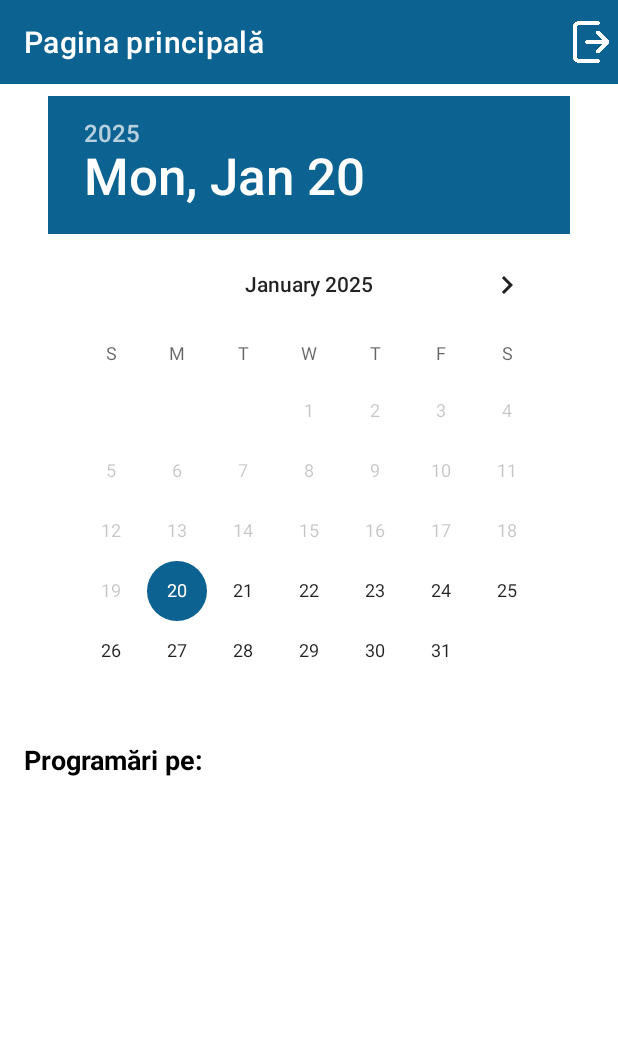
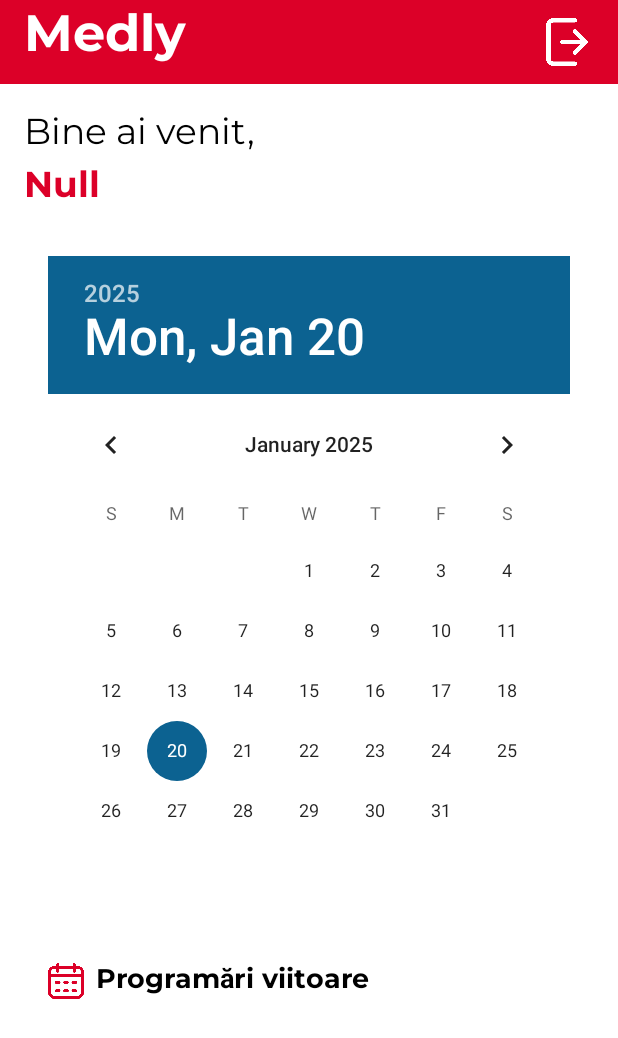
Before and after one commit to AndreiSavaC/Medly, an Android app: the DoctorLandingActivity screen opened directly, with no data from a screen before it, on a phone screen of 412 x 824 dp. Shown: the top 1038 px of the screen. Run offline under Robolectric (Android 15) with nearby library versions, the phone set to English and light mode, and no system bars; 1 statement that could not run was skipped.

Commit message:
Refactored stupid DoctorLandingView, courtesy of Sava. Restyled elements.

```diff
--- a/AndroidApp/app/src/main/java/com/example/androidapp/PatientLandingActivity.kt
+++ b/AndroidApp/app/src/main/java/com/example/androidapp/PatientLandingActivity.kt
@@ -55,10 +55,6 @@ class PatientLandingActivity : AppCompatActivity() {
         btnBookAppointment.setOnClickListener {
             startActivity(Intent(this, ScheduleActivity::class.java))
         }
-
-//        btnEditProfile.setOnClickListener {
-//            startActivity(Intent(this, MainMenuActivity::class.java))
-//        }
 
         appointmentList = findViewById(R.id.appointment_list)
     }
--- a/AndroidApp/app/src/main/java/com/example/androidapp/models/Appointment.kt
+++ b/AndroidApp/app/src/main/java/com/example/androidapp/models/Appointment.kt
@@ -1,13 +1,14 @@
 package com.example.androidapp.models
 
 data class AppointmentResponse(
-    val id: Int ,
+    val id: Int,
     val date: String,
     val time: String,
     val patientId: Int,
     val doctorId: Int,
     val symptoms: List<String>
 )
+
 data class AppointmentRequest(
     val date: String,
     val time: String,
@@ -15,6 +16,7 @@ data class AppointmentRequest(
     val doctorId: Int,
     val symptoms: List<String>
 )
+
 data class Appointment(
     val patientName: String,
     val date: String,
--- a/AndroidApp/app/src/main/res/layout/activity_doctor_landing.xml
+++ b/AndroidApp/app/src/main/res/layout/activity_doctor_landing.xml
@@ -1,100 +1,158 @@
 <?xml version="1.0" encoding="utf-8"?>
-<androidx.constraintlayout.widget.ConstraintLayout
-    xmlns:android="http://schemas.android.com/apk/res/android"
+<androidx.constraintlayout.widget.ConstraintLayout xmlns:android="http://schemas.android.com/apk/res/android"
     xmlns:app="http://schemas.android.com/apk/res-auto"
     xmlns:tools="http://schemas.android.com/tools"
     android:layout_width="match_parent"
     android:layout_height="match_parent"
     tools:context=".DoctorLandingActivity">
 
-    <!-- Toolbar cu butonul de Logout -->
     <androidx.appcompat.widget.Toolbar
         android:id="@+id/toolbar"
-        android:layout_width="0dp"
+        android:layout_width="match_parent"
         android:layout_height="?attr/actionBarSize"
-        android:background="@color/secondaryColor"
+        android:background="@color/mainRed"
         android:theme="@style/ThemeOverlay.AppCompat.Dark.ActionBar"
-        app:title="Pagina principală"
-        app:layout_constraintTop_toTopOf="parent"
+        app:layout_constraintEnd_toEndOf="parent"
+        app:layout_constraintHorizontal_bias="1.0"
         app:layout_constraintStart_toStartOf="parent"
-        app:layout_constraintEnd_toEndOf="parent">
+        app:layout_constraintTop_toTopOf="parent">
 
         <ImageButton
             android:id="@+id/btnLogout"
             android:layout_width="36dp"
             android:layout_height="36dp"
             android:layout_gravity="end"
-            android:src="@drawable/logout"
+            android:layout_marginRight="16dp"
             android:background="?attr/selectableItemBackground"
             android:contentDescription="Logout"
-            android:padding="4dp"
+            android:padding="2dp"
             android:scaleType="centerInside"
+            android:src="@drawable/logout"
             app:tint="@android:color/white" />
+
     </androidx.appcompat.widget.Toolbar>
 
-    <!-- DatePicker pentru selectarea datei -->
+
+    <ScrollView
+        android:layout_width="match_parent"
+        android:layout_height="match_parent"
+        android:layout_marginTop="?attr/actionBarSize"
+        android:padding="16dp"
+        app:layout_constraintBottom_toBottomOf="parent"
+        app:layout_constraintEnd_toEndOf="parent"
+        app:layout_constraintStart_toStartOf="parent"
+        app:layout_constraintTop_toBottomOf="@id/toolbar">
+
+        <LinearLayout
+            android:layout_width="match_parent"
+            android:layout_height="match_parent"
+            android:gravity="center_horizontal"
+            android:orientation="vertical"
+            android:visibility="visible">
+
+            <TextView
+                android:id="@+id/textView9"
+                android:layout_width="match_parent"
+                android:layout_height="wrap_content"
+                android:fontFamily="@font/montserrat"
+                android:text="Bine ai venit,"
+                android:textAlignment="textStart"
+                android:textColor="@color/black"
+                android:textSize="24sp" />
+
+            <TextView
+                android:id="@+id/userNameTextView2"
+                android:layout_width="match_parent"
+                android:layout_height="63dp"
+                android:fontFamily="@font/montserrat_bold"
+                android:text="Null"
+                android:textColor="@color/mainRed"
+                android:textSize="24sp"
+                android:textStyle="bold" />
+
+
+            <LinearLayout
+                android:layout_width="match_parent"
+                android:layout_height="wrap_content"
+                android:layout_marginBottom="24dp"
+                android:orientation="vertical">
+
                 <android.widget.DatePicker
                     android:id="@+id/datePicker"
                     android:layout_width="wrap_content"
                     android:layout_height="wrap_content"
-        android:layout_marginTop="8dp"
-        app:layout_constraintTop_toBottomOf="@id/toolbar"
-        app:layout_constraintStart_toStartOf="parent"
-        app:layout_constraintEnd_toEndOf="parent" />
+                    android:layout_gravity="center_horizontal" />
+            </LinearLayout>
 
-    <!-- LinearLayout pentru afișarea textului "Programări pe: [data]" -->
             <LinearLayout
-        android:id="@+id/textContent"
-        android:layout_width="0dp"
+                android:layout_width="match_parent"
                 android:layout_height="wrap_content"
-        android:orientation="horizontal"
-        android:gravity="start"
-        android:layout_marginStart="16dp"
-        android:layout_marginEnd="16dp"
-        app:layout_constraintTop_toBottomOf="@id/datePicker"
-        app:layout_constraintStart_toStartOf="parent"
-        app:layout_constraintEnd_toEndOf="parent">
+                android:layout_marginBottom="16dp"
+                android:background="@color/white"
+                android:clipToPadding="false"
+                android:orientation="vertical"
+                android:padding="16dp">
+
+                <LinearLayout
+                    android:layout_width="match_parent"
+                    android:layout_height="wrap_content"
+                    android:layout_marginBottom="12dp"
+                    android:gravity="center_vertical"
+                    android:orientation="horizontal">
+
+                    <ImageView
+                        android:layout_width="24dp"
+                        android:layout_height="24dp"
+                        android:layout_marginEnd="8dp"
+                        android:src="@drawable/calendar2"
+                        app:tint="@color/mainRed" />
 
                     <TextView
                         android:layout_width="wrap_content"
                         android:layout_height="wrap_content"
-            android:text="Programări pe: "
+                        android:fontFamily="@font/montserrat_bold"
+                        android:text="Programări viitoare"
+                        android:textColor="@color/black"
                         android:textSize="18sp"
-            android:textColor="@color/black"
-            android:textStyle="bold" />
-
-        <TextView
-            android:id="@+id/txtAvailableAppointments"
-            android:layout_width="wrap_content"
-            android:layout_height="wrap_content"
-            android:textSize="18sp"
-            android:textColor="@color/primaryColor"
                         android:textStyle="bold" />
                 </LinearLayout>
 
-    <!-- TextView pentru a afișa mesajul "Nu există programări" -->
+                <LinearLayout
+                    android:id="@+id/appointment_list"
+                    android:layout_width="match_parent"
+                    android:layout_height="wrap_content"
+                    android:divider="?android:attr/listDivider"
+                    android:dividerPadding="8dp"
+                    android:orientation="vertical"
+                    android:showDividers="middle" />
+
                 <TextView
                     android:id="@+id/txtNoAppointments"
-        android:layout_width="wrap_content"
+                    android:layout_width="match_parent"
                     android:layout_height="wrap_content"
-        android:text="Nu există programări pentru data selectată."
-        android:textSize="16sp"
-        android:textColor="@color/black"
-        android:visibility="gone"
-        app:layout_constraintTop_toBottomOf="@id/textContent"
+                    android:gravity="center"
+                    android:padding="16dp"
+                    android:text="Nu există programări viitoare."
+                    android:textColor="@android:color/darker_gray"
+                    android:textSize="18sp"
+                    android:visibility="gone" />
+            </LinearLayout>
+        </LinearLayout>
+
+    </ScrollView>
+
+    <TextView
+        android:id="@+id/textView8"
+        android:layout_width="113dp"
+        android:layout_height="55dp"
+        android:layout_marginStart="16dp"
+        android:fontFamily="@font/montserrat_bold"
+        android:text="Medly"
+        android:textColor="@color/white"
+        android:textSize="34sp"
+        app:layout_constraintBottom_toBottomOf="@+id/toolbar"
         app:layout_constraintStart_toStartOf="parent"
-        app:layout_constraintEnd_toEndOf="parent"
-        android:layout_marginTop="16dp" />
-
-    <!-- RecyclerView pentru afișarea programărilor -->
-    <androidx.recyclerview.widget.RecyclerView
-        android:id="@+id/recyclerViewAppointments"
-        android:layout_width="0dp"
-        android:layout_height="0dp"
-        app:layout_constraintTop_toBottomOf="@id/txtNoAppointments"
-        app:layout_constraintStart_toStartOf="parent"
-        app:layout_constraintEnd_toEndOf="parent"
-        app:layout_constraintBottom_toBottomOf="parent"
-        android:layout_marginTop="16dp"/>
+        app:layout_constraintTop_toTopOf="@+id/toolbar"
+        app:layout_constraintVertical_bias="0.0" />
 
 </androidx.constraintlayout.widget.ConstraintLayout>
--- a/AndroidApp/gradle/libs.versions.toml
+++ b/AndroidApp/gradle/libs.versions.toml
@@ -1,5 +1,5 @@
 [versions]
-agp = "8.7.0"
+agp = "8.8.0"
 kotlin = "1.9.24"
 coreKtx = "1.13.1"
 junit = "4.13.2"
```
Also changed, not shown: AndroidApp/app/src/main/java/com/example/androidapp/DoctorLandingActivity.kt (+95 -141 lines), AndroidApp/app/src/main/res/layout/activity_patient_landing.xml (+10 -12 lines), AndroidApp/gradle/wrapper/gradle-wrapper.properties. Lines whose indentation alone changed are shown as unchanged.
